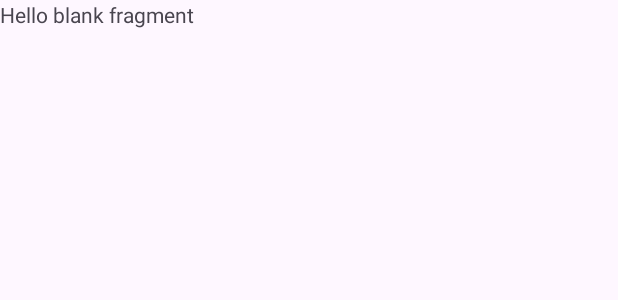
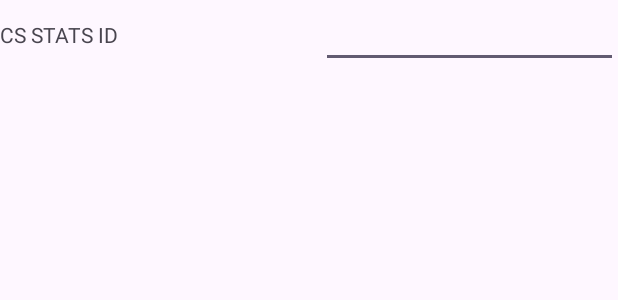
Before and after one commit to JoseBambora/SAProject, an Android app: the layout fragment_config.xml on its own in the app's theme, with its tools: preview values and no code run, on a phone screen of 412 x 824 dp. Shown: the top 300 px of the screen. Run offline under Robolectric (Android 15) with nearby library versions, the phone set to English and light mode, and no system bars.

Commit message:
Started doing configurations menu2

```diff
--- a/Application/app/src/main/AndroidManifest.xml
+++ b/Application/app/src/main/AndroidManifest.xml
@@ -13,7 +13,7 @@
         android:theme="@style/Theme.Application"
         tools:targetApi="31">
         <activity
-            android:name=".MainActivity"
+            android:name=".ui.MainActivity"
             android:exported="true"
             android:theme="@style/Theme.Application">
             <intent-filter>
--- a/Application/app/src/main/res/layout/activity_main.xml
+++ b/Application/app/src/main/res/layout/activity_main.xml
@@ -5,7 +5,7 @@
     android:layout_width="match_parent"
     android:layout_height="match_parent"
     android:fitsSystemWindows="true"
-    tools:context=".MainActivity">
+    tools:context=".ui.MainActivity">
 
     <com.google.android.material.appbar.AppBarLayout
         android:layout_width="match_parent"
--- a/Application/app/src/main/res/layout/fragment_config.xml
+++ b/Application/app/src/main/res/layout/fragment_config.xml
@@ -3,12 +3,42 @@
     xmlns:tools="http://schemas.android.com/tools"
     android:layout_width="match_parent"
     android:layout_height="match_parent"
-    tools:context=".ConfigFragment">
+    xmlns:app="http://schemas.android.com/apk/res-auto"
+    tools:context=".ui.ConfigFragment">
 
-    <!-- TODO: Update blank fragment layout -->
-    <TextView
+    <LinearLayout
         android:layout_width="match_parent"
         android:layout_height="match_parent"
-        android:text="@string/hello_blank_fragment" />
+        android:orientation="vertical">
+        <androidx.constraintlayout.widget.ConstraintLayout
+            android:layout_width="match_parent"
+            android:layout_height="wrap_content">
+
+            <!-- CS STATS ID TextView -->
+            <TextView
+                android:id="@+id/csStatsIdTextView"
+                android:layout_width="0dp"
+                android:layout_height="wrap_content"
+                android:text="CS STATS ID"
+                app:layout_constraintStart_toStartOf="parent"
+                app:layout_constraintEnd_toStartOf="@id/inputEditText"
+                app:layout_constraintTop_toTopOf="parent"
+                app:layout_constraintBottom_toBottomOf="parent"
+                android:layout_marginEnd="8dp"/>
+
+            <!-- Input EditText -->
+            <EditText
+                android:id="@+id/inputEditText"
+                android:layout_width="0dp"
+                android:layout_height="wrap_content"
+                app:layout_constraintStart_toEndOf="@id/csStatsIdTextView"
+                app:layout_constraintEnd_toEndOf="parent"
+                app:layout_constraintTop_toTopOf="parent"
+                app:layout_constraintBottom_toBottomOf="parent"
+                android:layout_marginStart="8dp"/>
+
+        </androidx.constraintlayout.widget.ConstraintLayout>
+    </LinearLayout>
+
 
 </FrameLayout>
--- a/Application/app/src/main/res/layout/fragment_first.xml
+++ b/Application/app/src/main/res/layout/fragment_first.xml
@@ -4,7 +4,7 @@
     xmlns:tools="http://schemas.android.com/tools"
     android:layout_width="match_parent"
     android:layout_height="match_parent"
-    tools:context=".FirstFragment">
+    tools:context=".ui.FirstFragment">
 
     <androidx.constraintlayout.widget.ConstraintLayout
         android:layout_width="match_parent"
--- a/Application/app/src/main/res/layout/fragment_second.xml
+++ b/Application/app/src/main/res/layout/fragment_second.xml
@@ -4,7 +4,7 @@
     xmlns:tools="http://schemas.android.com/tools"
     android:layout_width="match_parent"
     android:layout_height="match_parent"
-    tools:context=".SecondFragment">
+    tools:context=".ui.SecondFragment">
 
     <androidx.constraintlayout.widget.ConstraintLayout
         android:layout_width="match_parent"
--- a/Application/app/src/main/res/menu/menu_main.xml
+++ b/Application/app/src/main/res/menu/menu_main.xml
@@ -1,7 +1,7 @@
 <menu xmlns:android="http://schemas.android.com/apk/res/android"
     xmlns:app="http://schemas.android.com/apk/res-auto"
     xmlns:tools="http://schemas.android.com/tools"
-    tools:context="com.example.application.MainActivity">
+    tools:context="com.example.application.ui.MainActivity">
     <item
         android:id="@+id/action_settings"
         android:orderInCategory="100"
```
Also changed, not shown: Application/app/src/main/java/com/example/application/ConfigFragment.kt (deleted, +0 -59 lines), Application/app/src/main/java/com/example/application/data/Config.kt (added, +56 -0 lines), Application/app/src/main/java/com/example/application/db/ManagerDB.kt (added, +90 -0 lines), Application/app/src/main/java/com/example/application/db/Utils.kt (added, +17 -0 lines), Application/app/src/main/java/com/example/application/ui/ConfigFragment.kt (added, +33 -0 lines), Application/app/src/main/java/com/example/application/ui/FirstFragment.kt (renamed from Application/app/src/main/java/com/example/application/SecondFragment.kt, +10 -9 lines), Application/app/src/main/java/com/example/application/ui/MainActivity.kt (renamed from Application/app/src/main/java/com/example/application/MainActivity.kt, +11 -5 lines), Application/app/src/main/java/com/example/application/ui/SecondFragment.kt (renamed from Application/app/src/main/java/com/example/application/FirstFragment.kt, +10 -9 lines), Application/app/src/main/res/navigation/nav_graph.xml (+9 -2 lines).
